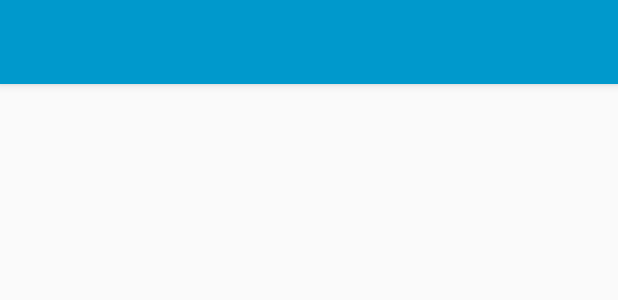
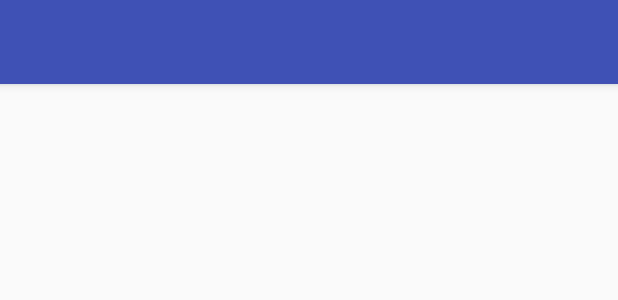
Before and after one commit to JarvisKent/PasswordManager, an Android app: the layout activity_main.xml on its own in the app's theme, with its tools: preview values and no code run, on a phone screen of 412 x 824 dp. Shown: the top 300 px of the screen. Run offline under Robolectric (Android 15) with nearby library versions, the phone set to English and light mode, and no system bars.

Commit message:
添加侧边栏

```diff
--- a/app/src/main/java/com/hzh/passwordmanager/AppStart.java
+++ b/app/src/main/java/com/hzh/passwordmanager/AppStart.java
@@ -1,16 +1,18 @@
 package com.hzh.passwordmanager;
 
 import android.content.Intent;
+
+import com.hzh.passwordmanager.ui.MainActivity;
+import com.hzh.passwordmanager.ui.Splash;
 
 import org.kymjs.kjframe.KJActivity;
 import org.kymjs.kjframe.utils.PreferenceHelper;
 
 /**
  * Created by JarvisHuang on 2016/3/9.
- * 进入首页判断
  */
 public class AppStart extends KJActivity {
-    public static String TAG = "appstart";
+    public static String TAG = "APP_START";
     @Override
     public void setRootView() {
         redirectTo();
--- a/app/src/main/java/com/hzh/passwordmanager/db/SQLiteHelper.java
+++ b/app/src/main/java/com/hzh/passwordmanager/db/SQLiteHelper.java
@@ -26,7 +26,7 @@ public class SQLiteHelper extends SQLiteOpenHelper {
 
     @Override
     public void onCreate(SQLiteDatabase db) {
-// 建表操作
+
         StringBuilder sb = new StringBuilder();
         sb.append("CREATE TABLE IF NOT EXISTS " + TABLE + "(");
         sb.append(ID + " INTEGER PRIMARY KEY AUTOINCREMENT,");
--- a/app/src/main/java/com/hzh/passwordmanager/Splash.java
+++ b/app/src/main/java/com/hzh/passwordmanager/ui/Splash.java
@@ -1,4 +1,4 @@
-package com.hzh.passwordmanager;
+package com.hzh.passwordmanager.ui;
 
 import android.content.Intent;
 import android.graphics.Color;
@@ -7,6 +7,7 @@ import android.support.annotation.Nullable;
 
 import com.github.paolorotolo.appintro.AppIntro2;
 import com.github.paolorotolo.appintro.AppIntroFragment;
+import com.hzh.passwordmanager.R;
 
 /**
  * Created by JarvisHuang on 2016/3/9.
@@ -16,7 +17,7 @@ import com.github.paolorotolo.appintro.AppIntroFragment;
 public class Splash extends AppIntro2{
     @Override
     public void init(@Nullable Bundle savedInstanceState) {
-        addSlide(AppIntroFragment.newInstance("标题1","描述2",R.mipmap.cb0304yp17, Color.WHITE));
+        addSlide(AppIntroFragment.newInstance("标题1","描述2", R.mipmap.cb0304yp17, Color.WHITE));
         addSlide(AppIntroFragment.newInstance("标题2","描述2",R.mipmap.cb0304yp07, Color.WHITE));
         addSlide(AppIntroFragment.newInstance("标题3","描述2",R.mipmap.cb0304yp11, Color.WHITE));
     }
--- a/app/src/main/res/layout/activity_main.xml
+++ b/app/src/main/res/layout/activity_main.xml
@@ -1,28 +1,33 @@
 <?xml version="1.0" encoding="utf-8"?>
 
-<android.support.design.widget.CoordinatorLayout xmlns:android="http://schemas.android.com/apk/res/android"
+<LinearLayout xmlns:android="http://schemas.android.com/apk/res/android"
     xmlns:app="http://schemas.android.com/apk/res-auto"
     android:id="@+id/main_content"
     android:layout_width="match_parent"
+    android:orientation="vertical"
     android:layout_height="match_parent">
 
 
     <android.support.design.widget.AppBarLayout
         android:id="@+id/appbar"
         android:layout_width="match_parent"
-        android:layout_height="wrap_content">
+        android:layout_height="?attr/actionBarSize">
+
 
         <android.support.v7.widget.Toolbar
-            android:id="@+id/toolbar"
+            xmlns:app="http://schemas.android.com/apk/res-auto"
+            android:id="@+id/tl_custom"
             android:layout_width="match_parent"
-            android:layout_height="?attr/actionBarSize"
-            android:background="@android:color/holo_blue_dark"
+            android:layout_height="wrap_content"
+            android:background="?attr/colorPrimary"
+            android:minHeight="?attr/actionBarSize"
+            android:popupTheme="@style/ThemeOverlay.AppCompat.Light"
+            app:theme="@style/ThemeOverlay.AppCompat.ActionBar">
 
-            />
+        </android.support.v7.widget.Toolbar>
+
 <!-- app:layout_scrollFlags="scroll|enterAlways"
 -->
-
-
 
     </android.support.design.widget.AppBarLayout>
 
@@ -33,4 +38,4 @@
         android:layout_height="wrap_content"
         app:layout_behavior="@string/appbar_scrolling_view_behavior" />
 
-</android.support.design.widget.CoordinatorLayout>
+</LinearLayout>
--- a/app/src/main/res/values/colors.xml
+++ b/app/src/main/res/values/colors.xml
@@ -3,4 +3,8 @@
     <color name="colorPrimary">#3F51B5</color>
     <color name="colorPrimaryDark">#303F9F</color>
     <color name="colorAccent">#FF4081</color>
+
+        <color name="Indigo_colorPrimaryDark">#303f9f</color>
+        <color name="Indigo_colorPrimary">#3f51b5</color>
+        <color name="Indigo_nav_color">#4675FF</color>
 </resources>
--- a/app/src/main/res/values/dimens.xml
+++ b/app/src/main/res/values/dimens.xml
@@ -2,4 +2,8 @@
     <!-- Default screen margins, per the Android Design guidelines. -->
     <dimen name="activity_horizontal_margin">16dp</dimen>
     <dimen name="activity_vertical_margin">16dp</dimen>
+    <!-- Default screen margins, per the Android Design guidelines. -->
+    <dimen name="nav_header_vertical_spacing">16dp</dimen>
+    <dimen name="nav_header_height">160dp</dimen>
+    <dimen name="fab_margin">16dp</dimen>
 </resources>
--- a/app/src/main/res/values/styles.xml
+++ b/app/src/main/res/values/styles.xml
@@ -3,11 +3,29 @@
     <!-- Base application theme. -->
     <style name="AppTheme" parent="Theme.AppCompat.Light.DarkActionBar">
         <!-- Customize your theme here. -->
-        <item name="colorPrimary">@color/colorPrimary</item>
-        <item name="colorPrimaryDark">@color/colorPrimaryDark</item>
+
         <item name="colorAccent">@color/colorAccent</item>
         <item name="windowActionBar">false</item>
         <item name="windowNoTitle">true</item>
+
+        <!--状态栏颜色-->
+        <item name="colorPrimaryDark">@color/Indigo_colorPrimaryDark</item>
+        <!--Toolbar颜色-->
+        <item name="colorPrimary">@color/Indigo_colorPrimary</item>
+
+
+        <!--返回键样式-->
+        <item name="drawerArrowStyle">@style/AppTheme.DrawerArrowToggle</item>
     </style>
 
+    <style name="AppTheme.DrawerArrowToggle" parent="Base.Widget.AppCompat.DrawerArrowToggle">
+        <item name="color">@android:color/white</item>
+
+
+    </style>
+
+    <style name="AppTheme.AppBarOverlay" parent="ThemeOverlay.AppCompat.Dark.ActionBar" />
+
+    <style name="AppTheme.PopupOverlay" parent="ThemeOverlay.AppCompat.Light" />
+
 </resources>
```
Also changed, not shown: app/build.gradle (+6 -1 lines), app/src/main/AndroidManifest.xml (+8 -10 lines), app/src/main/java/com/hzh/passwordmanager/MainActivity.java (deleted, +0 -47 lines), app/src/main/java/com/hzh/passwordmanager/ui/MainActivity.java (added, +107 -0 lines), app/src/main/res/layout/custom_drawerlayout.xml (added, +28 -0 lines), app/src/main/res/layout/custom_toolbar.xml (added, +12 -0 lines), app/src/main/res/layout/layout.xml (+8 -1 lines), app/src/main/res/values/strings.xml (+13 -1 lines), 1 other file.
